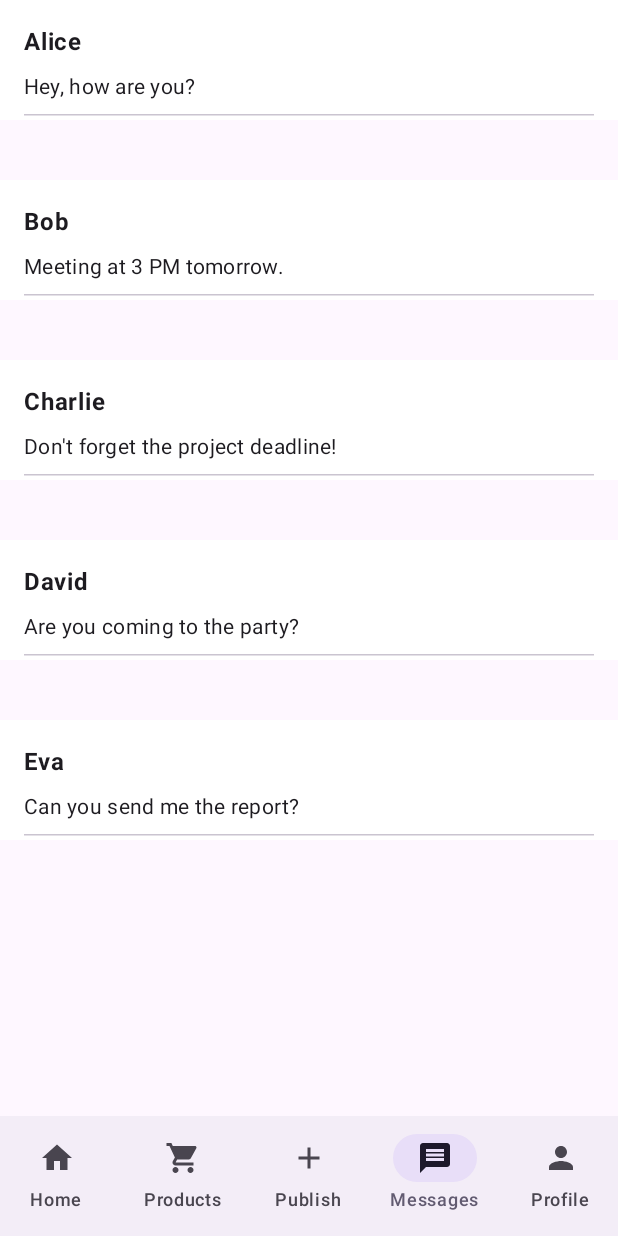
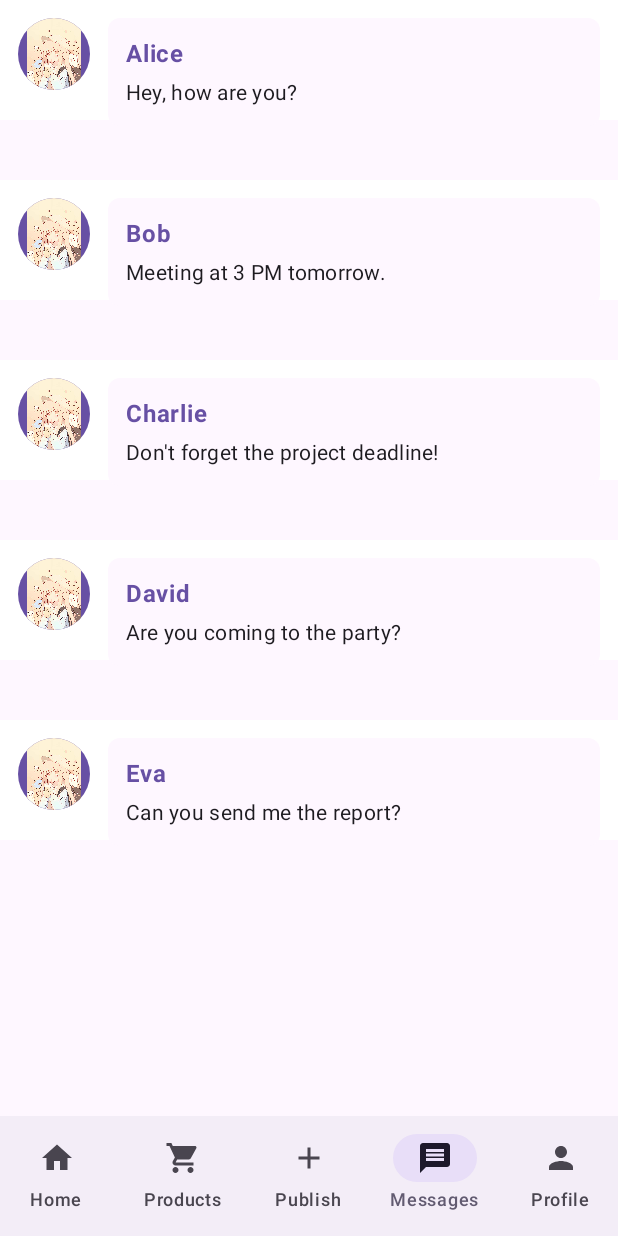
Before and after one commit to AndroidDevTeam-2024/web, an Android app built with Jetpack Compose: the messages screen opened through its navigation route, on a phone screen of 412 x 824 dp. Run offline under Robolectric (Android 15) with nearby library versions, the phone set to English and light mode, and no system bars; pictures from the network do not load.

Commit message:
1126图片上传

```diff
--- a/app/src/main/java/com/example/atry/MainActivity.kt
+++ b/app/src/main/java/com/example/atry/MainActivity.kt
@@ -5,6 +5,7 @@ import android.os.Bundle
 import android.util.Log
 import androidx.activity.ComponentActivity
 import androidx.activity.compose.setContent
+import androidx.compose.foundation.Image
 import androidx.compose.foundation.background
 import androidx.compose.foundation.layout.*
 import androidx.compose.material3.*
@@ -27,7 +28,10 @@ import androidx.compose.foundation.lazy.LazyColumn
 import androidx.compose.runtime.*
 import androidx.compose.ui.graphics.Color
 import androidx.compose.foundation.lazy.items
+import androidx.compose.foundation.shape.CircleShape
+import androidx.compose.foundation.shape.RoundedCornerShape
 import androidx.compose.material.icons.filled.Add
+import androidx.compose.ui.draw.clip
 import androidx.compose.ui.platform.LocalContext
 import androidx.compose.ui.res.painterResource
 import kotlinx.coroutines.delay
@@ -233,28 +237,51 @@ fun SwipeToDismissMessage(
 @Composable
 fun MessageItem(
     message: Message,
-    onClick: () -> Unit
+    onClick: () -> Unit,
+    modifier: Modifier = Modifier
 ) {
+    Row(
+        modifier = modifier
+            .fillMaxWidth()
+            .clickable { onClick() }
+            .padding(12.dp)
+    ) {
+        // 头像
+        Image(
+            painter = painterResource(id = R.drawable.profile_test),
+            contentDescription = "Sender Avatar",
+            modifier = Modifier
+                .size(48.dp)
+                .clip(CircleShape)
+                .background(MaterialTheme.colorScheme.primary)
+        )
+
+        Spacer(modifier = Modifier.width(12.dp))
+
+        // 消息内容部分
         Column(
             modifier = Modifier
                 .fillMaxWidth()
-            .clickable { onClick() }
-            .padding(16.dp)
+                .clip(RoundedCornerShape(8.dp))
+                .background(MaterialTheme.colorScheme.surface)
+                .padding(12.dp)
         ) {
             Text(
                 text = message.senderName,
                 style = MaterialTheme.typography.bodyLarge,
-            fontWeight = FontWeight.Bold
+                fontWeight = FontWeight.Bold,
+                color = MaterialTheme.colorScheme.primary
             )
-        Spacer(modifier = Modifier.height(8.dp))
-        Log.d("MessageContent", message.content)
+            Spacer(modifier = Modifier.height(4.dp))
             Text(
                 text = message.content,
                 style = MaterialTheme.typography.bodyMedium,
+                color = MaterialTheme.colorScheme.onSurface
             )
-        HorizontalDivider(modifier = Modifier.padding(vertical = 8.dp))
         }
     }
+}
+
 
 // 消息数据类
 @Composable
--- a/app/src/main/java/com/example/atry/api/ApiService.kt
+++ b/app/src/main/java/com/example/atry/api/ApiService.kt
@@ -41,11 +41,11 @@ interface AuthService {
     @GET("user/avatar/{userId}")
     suspend fun getAvatar(@Path("userId") userId: String): Response<ResponseBody>
     @Multipart
-    @POST("user/avatar/upload")
+    @POST("user/upload_avator")
     suspend fun uploadAvatar(
-        @Part("userId") userId: RequestBody,
-        @Part avatar: MultipartBody.Part
+        @Part("id") id: RequestBody,
+        @Part avator: MultipartBody.Part
     ): Response<Void>
-    @POST("/message/send")
+    @POST("message/send")
     suspend fun sendMessage(@Body request: NetworkManager.SendMessRequest):Response<ResponseBody>
 }
--- a/app/src/main/java/com/example/atry/api/NetworkManager.kt
+++ b/app/src/main/java/com/example/atry/api/NetworkManager.kt
@@ -34,7 +34,9 @@ object NetworkManager {
     )
 
     data class LoginResponse(
-        val token: String
+        val id : Int,
+        val email: String,
+        val avator: String
     )
 
     data class SignupRequest(
--- a/app/src/main/java/com/example/atry/iomanager/AvatarManager.kt
+++ b/app/src/main/java/com/example/atry/iomanager/AvatarManager.kt
@@ -77,7 +77,7 @@ object AvatarManager {
         val requestBody = avatarBytes.toRequestBody("image/png".toMediaTypeOrNull(), 0)
 
         // 创建 MultipartBody.Part
-        return MultipartBody.Part.createFormData("avatar", filename, requestBody)
+        return MultipartBody.Part.createFormData("avator", filename, requestBody)
     }
 
     private fun createUserIdRequestBody(userId: String): RequestBody {
```
Also changed, not shown: app/src/main/java/com/example/atry/LoginActivity.kt (+14 -7 lines), app/src/main/java/com/example/atry/RegisterCommodityActivity.kt (+22 -1 lines), app/src/main/java/com/example/atry/SignupActivity.kt (+40 -2 lines), app/src/main/java/com/example/atry/model/UserSession.java (+12 -3 lines). Lines whose indentation alone changed are shown as unchanged.
